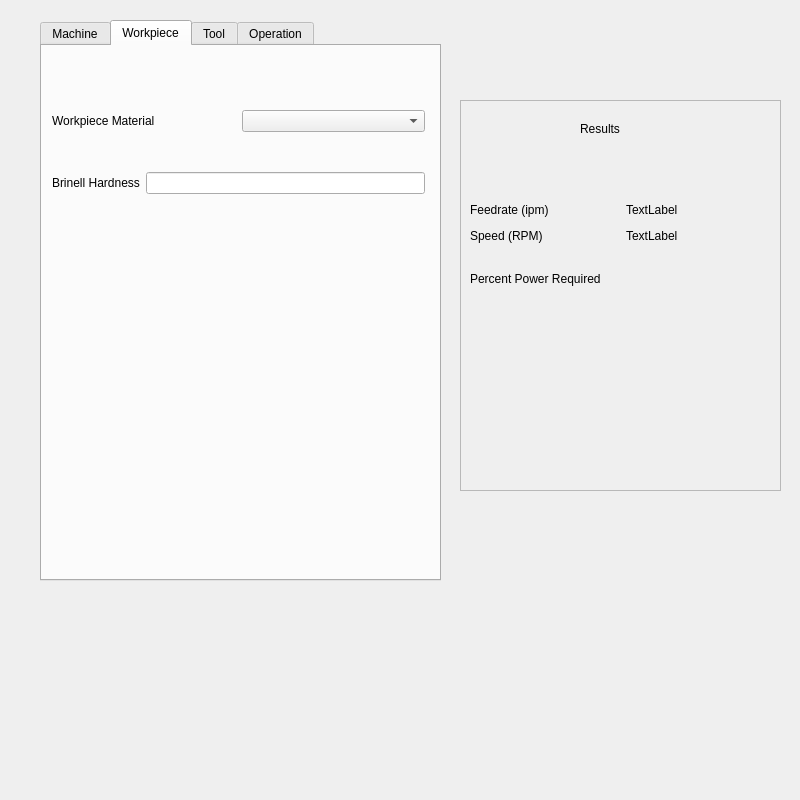
The window that mainwindow.ui (VectorSpaceHQ/VSFeedSpeed) describes before a commit, drawn with Qt 5.
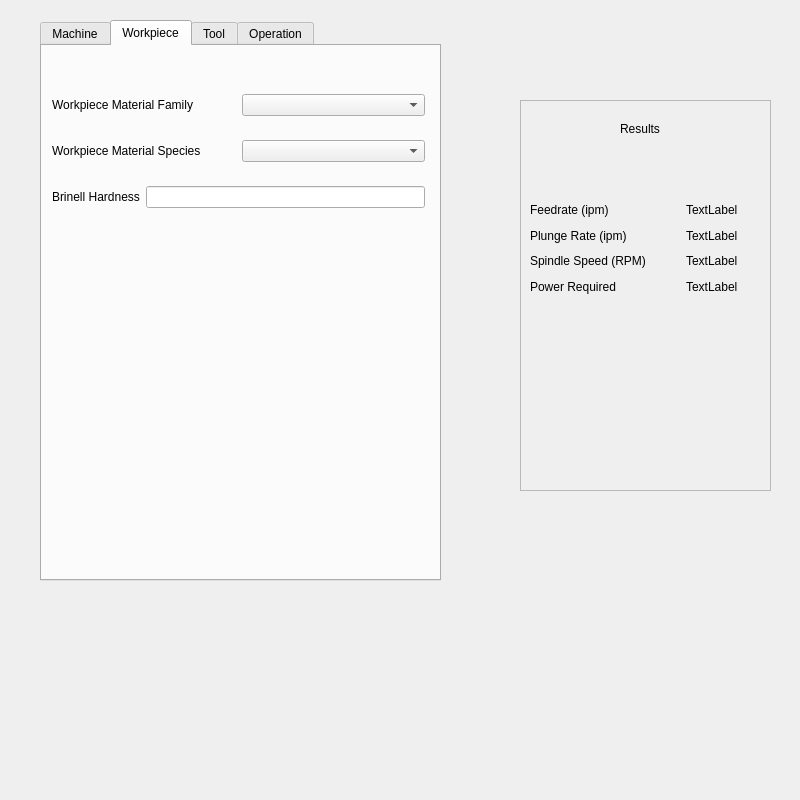
The same window after the commit. The open tabs and pages were chosen to show the change.

What changed in the file:
```diff
--- a/mainwindow.ui
+++ b/mainwindow.ui
@@ -104,7 +104,7 @@
         <item>
          <widget class="QLabel" name="label">
           <property name="text">
-           <string>Workpiece Material</string>
+           <string>Workpiece Material Family</string>
           </property>
          </widget>
         </item>
@@ -113,6 +113,20 @@
         </item>
        </layout>
       </item>
+      <item>
+       <layout class="QHBoxLayout" name="horizontalLayout_14">
+        <item>
+         <widget class="QLabel" name="label_6">
+          <property name="text">
+           <string>Workpiece Material Species</string>
+          </property>
+         </widget>
+        </item>
+        <item>
+         <widget class="QComboBox" name="material_species_combo_box"/>
+        </item>
+       </layout>
+      </item>
       <item>
        <layout class="QHBoxLayout" name="horizontalLayout">
         <item>
@@ -295,9 +309,9 @@
   <widget class="QFrame" name="frame">
    <property name="geometry">
     <rect>
-     <x>460</x>
+     <x>520</x>
      <y>100</y>
-     <width>321</width>
+     <width>251</width>
      <height>391</height>
     </rect>
    </property>
@@ -310,7 +324,7 @@
    <widget class="QLabel" name="label_49">
     <property name="geometry">
      <rect>
-      <x>120</x>
+      <x>100</x>
       <y>20</y>
       <width>62</width>
       <height>17</height>
@@ -320,26 +334,13 @@
      <string>Results</string>
     </property>
    </widget>
-   <widget class="QLabel" name="label_50">
-    <property name="geometry">
-     <rect>
-      <x>10</x>
-      <y>170</y>
-      <width>171</width>
-      <height>17</height>
-     </rect>
-    </property>
-    <property name="text">
-     <string>Percent Power Required</string>
-    </property>
-   </widget>
    <widget class="QWidget" name="">
     <property name="geometry">
      <rect>
       <x>10</x>
       <y>100</y>
       <width>222</width>
-      <height>46</height>
+      <height>96</height>
      </rect>
     </property>
     <layout class="QVBoxLayout" name="verticalLayout_4">
@@ -367,6 +368,30 @@
        </item>
       </layout>
      </item>
+     <item>
+      <layout class="QHBoxLayout" name="horizontalLayout_15">
+       <item>
+        <widget class="QLabel" name="label_17">
+         <property name="minimumSize">
+          <size>
+           <width>150</width>
+           <height>0</height>
+          </size>
+         </property>
+         <property name="text">
+          <string>Plunge Rate (ipm)</string>
+         </property>
+        </widget>
+       </item>
+       <item>
+        <widget class="QLabel" name="plunge_rate_display">
+         <property name="text">
+          <string>TextLabel</string>
+         </property>
+        </widget>
+       </item>
+      </layout>
+     </item>
      <item>
       <layout class="QHBoxLayout" name="horizontalLayout_13">
        <item>
@@ -378,7 +403,7 @@
           </size>
          </property>
          <property name="text">
-          <string>Speed (RPM)</string>
+          <string>Spindle Speed (RPM)</string>
          </property>
         </widget>
        </item>
@@ -391,6 +416,30 @@
        </item>
       </layout>
      </item>
+     <item>
+      <layout class="QHBoxLayout" name="horizontalLayout_16">
+       <item>
+        <widget class="QLabel" name="label_50">
+         <property name="minimumSize">
+          <size>
+           <width>150</width>
+           <height>0</height>
+          </size>
+         </property>
+         <property name="text">
+          <string>Power Required</string>
+         </property>
+        </widget>
+       </item>
+       <item>
+        <widget class="QLabel" name="power_display">
+         <property name="text">
+          <string>TextLabel</string>
+         </property>
+        </widget>
+       </item>
+      </layout>
+     </item>
     </layout>
    </widget>
   </widget>
```
Left out of the diff: 2 changed lines with no effect on the pictures.
